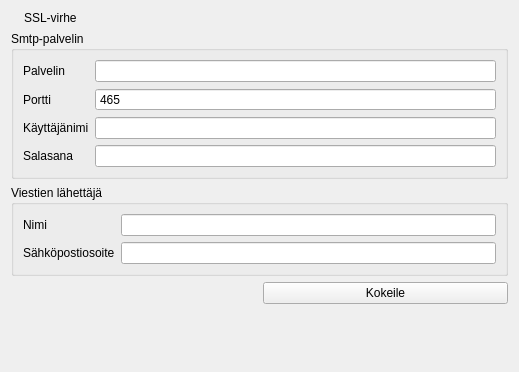
artoh/kitupiikki, file kitupiikki/maaritys/emailmaaritys.ui: the form before one commit.
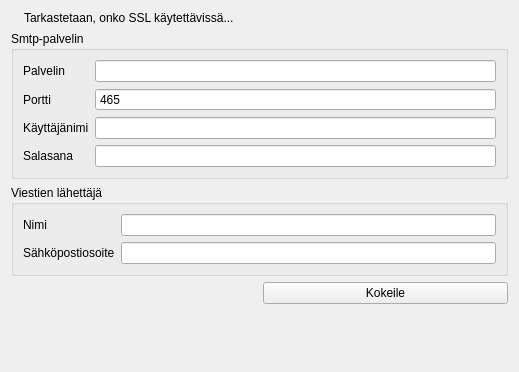
The form after the commit. Icons and pictures are not drawn.

Commit message: Selkeämpi ilmoitus SSL-puutteesta

What changed in the file:
```diff
--- a/kitupiikki/maaritys/emailmaaritys.ui
+++ b/kitupiikki/maaritys/emailmaaritys.ui
@@ -29,7 +29,7 @@
      <item>
       <widget class="QLabel" name="sslTeksti">
        <property name="text">
-        <string>SSL-virhe</string>
+        <string>Tarkastetaan, onko SSL käytettävissä...</string>
        </property>
       </widget>
      </item>
```
The commit also changes 1 other file.
